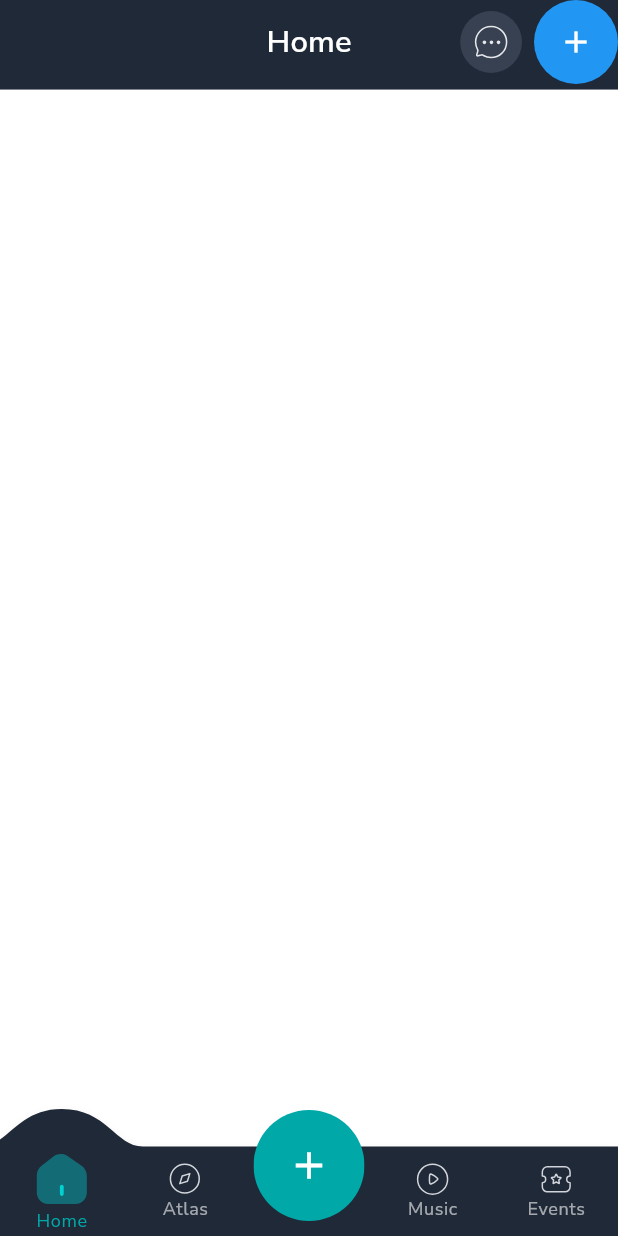
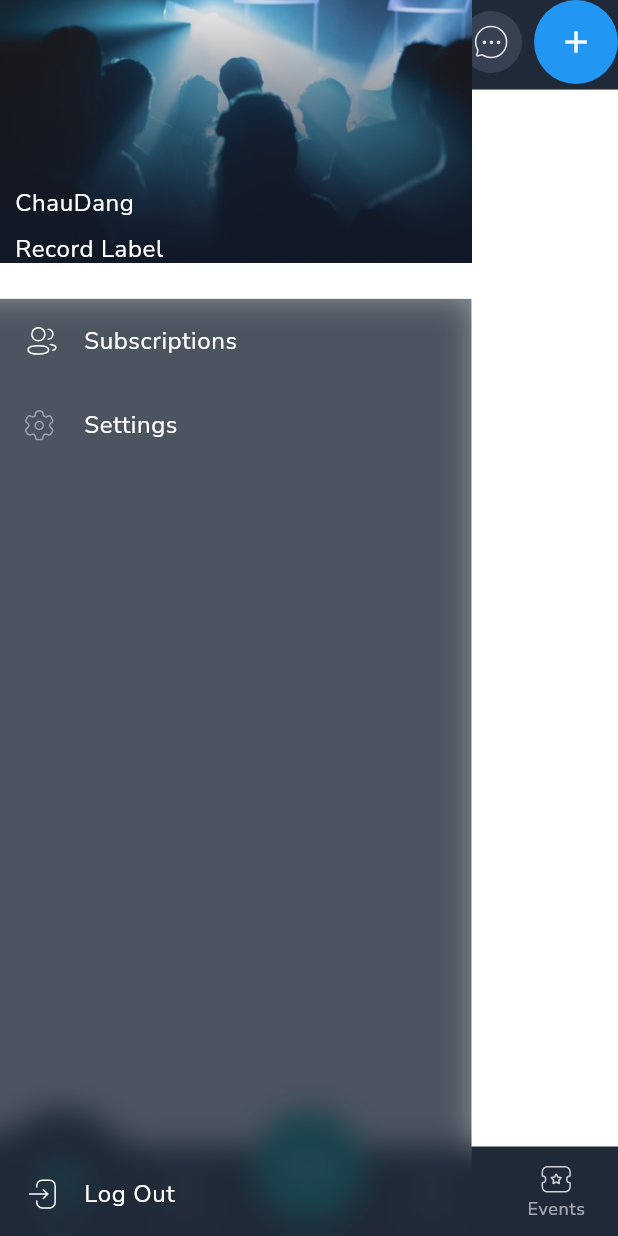
Before and after one commit to dangminhchau1994/Rebuild-Audiocult, a Flutter app: the MainScreen screen opened by its route, with the side drawer open (before the commit the screen has no drawer), on a phone screen of 412 x 824 dp. Run offline on Flutter 3.47's test engine with Material 3 defaults, Android fonts, the phone set to English and light mode, and no system bars; drawn by our look-alikes of blur, cached_network_image, convex_bottom_bar, flutter_speed_dial; our stand-ins replace auto_route, badges, dartz, dio, easy_localization, equatable and 13 more; missing offline and left inert: awesome_dio_interceptor; accounts and stored records are empty; network calls fail; statements that could not run were skipped.

```diff
--- a/app/assets/translations/en-US.json
+++ b/app/assets/translations/en-US.json
@@ -13,7 +13,10 @@
         "home": "Home",
         "atlas": "Atlas",
         "music": "Music",
-        "events": "Events"
+        "events": "Events",
+        "subscriptions": "Subscriptions",
+        "settings": "Settings",
+        "logout": "Log Out"
     },
     "auth": {
         "register_successfully": "User successfully added.",
--- a/app/lib/core/extension/app_extension.dart
+++ b/app/lib/core/extension/app_extension.dart
@@ -39,7 +39,7 @@ extension TextThemeExtension on BuildContext {
 
   TextStyle get bodySmall => Theme.of(this).textTheme.bodySmall!;
 
-  TextStyle get bodyMedium => Theme.of(this).textTheme.bodyMedium!;
+  TextStyle get bodyMedium => AppTextStyles.bodyMedium;
 }
 
 extension SizePadding on BuildContext {
--- a/app/lib/di/register_module.dart
+++ b/app/lib/di/register_module.dart
@@ -1,6 +1,7 @@
 import 'dart:io';
 import 'package:app/core/constants/api_endpoints.dart';
 import 'package:app/core/utils/share_preferences_util.dart';
+import 'package:app/data/network/auth_interceptor.dart';
 import 'package:awesome_dio_interceptor/awesome_dio_interceptor.dart';
 import 'package:dio/dio.dart';
 import 'package:injectable/injectable.dart';
@@ -19,7 +20,9 @@ abstract class RegisterModule {
             HttpHeaders.acceptHeader: "application/json",
           },
         ),
-      )..interceptors.add(
+      )
+        ..interceptors.add(AuthInterceptor())
+        ..interceptors.add(
           AwesomeDioInterceptor(
             logRequestTimeout: false,
             logRequestHeaders: false,
--- a/app/lib/main.dart
+++ b/app/lib/main.dart
@@ -1,6 +1,7 @@
 import 'package:app/core/constants/app_constants.dart';
 import 'package:app/core/extension/app_extension.dart';
 import 'package:app/core/router/app_router.dart';
+import 'package:app/core/services/hive_service.dart';
 import 'package:app/core/utils/loading_util.dart';
 import 'package:app/di/inject_container.dart';
 import 'package:app/domain/usecases/login_usecase.dart';
@@ -28,6 +29,7 @@ import 'package:easy_localization/easy_localization.dart';
 void main() async {
   WidgetsFlutterBinding.ensureInitialized();
   configureDependencies();
+  await HiveService().init();
   await EasyLocalization.ensureInitialized();
   runApp(
     EasyLocalization(
--- a/app/lib/presentation/features/main/main_screen.dart
+++ b/app/lib/presentation/features/main/main_screen.dart
@@ -1,6 +1,8 @@
+import 'package:app/core/extension/app_extension.dart';
 import 'package:app/gen/assets.gen.dart';
 import 'package:app/gen/colors.gen.dart';
 import 'package:app/generated/locale_keys.g.dart';
+import 'package:app/presentation/features/main/widgets/main_drawer.dart';
 import 'package:app/presentation/widgets/ui_app_bar.dart';
 import 'package:app/presentation/widgets/ui_bottom_bar.dart';
 import 'package:app/presentation/widgets/ui_circular_menu.dart';
@@ -78,6 +80,11 @@ class _MainScreenState extends State<MainScreen> {
     return Scaffold(
       resizeToAvoidBottomInset: false,
       key: _drawerKey,
+      drawer: Container(
+        color: Colors.transparent,
+        width: context.setWidth(MediaQuery.of(context).size.width / 1.5),
+        child: const MainDrawer(),
+      ),
       drawerScrimColor: Colors.transparent,
       appBar: UIAppbar(
         title: getAppBarTitle(_selectedIndex),
--- /dev/null
+++ b/app/lib/presentation/features/main/widgets/main_drawer.dart
@@ -0,0 +1,108 @@
+import 'package:app/core/extension/app_extension.dart';
+import 'package:app/gen/assets.gen.dart';
+import 'package:app/gen/colors.gen.dart';
+import 'package:app/generated/locale_keys.g.dart';
+import 'package:blur/blur.dart';
+import 'package:easy_localization/easy_localization.dart';
+import 'package:flutter/material.dart';
+import 'package:flutter_svg/svg.dart';
+
+class MainDrawer extends StatelessWidget {
+  const MainDrawer({super.key});
+
+  @override
+  Widget build(BuildContext context) {
+    return Container(
+      width: MediaQuery.of(context).size.width,
+      decoration: const BoxDecoration(
+        color: Colors.transparent,
+      ),
+      child: Column(
+        children: [
+          Stack(
+            children: [
+              Image.asset(Assets.images.imgHeaderDrawer.path),
+              Positioned(
+                bottom: 0,
+                left: 10,
+                child: Column(
+                  crossAxisAlignment: CrossAxisAlignment.start,
+                  children: [
+                    Text(
+                      'ChauDang',
+                      style: context.bodySmall.copyWith(
+                        color: ColorName.white,
+                      ),
+                    ),
+                    context.verticalSpaceSmall,
+                    Text(
+                      'Record Label',
+                      style: context.bodySmall.copyWith(
+                        color: ColorName.white,
+                      ),
+                    )
+                  ],
+                ),
+              )
+            ],
+          ),
+          context.verticalSpaceMedium,
+          Expanded(
+            child: Stack(
+              children: [
+                Blur(
+                  blur: 10,
+                  blurColor: ColorName.secondaryButtonColor,
+                  child: Container(
+                    color: ColorName.secondaryButtonColor.withOpacity(0.6),
+                  ),
+                ),
+                Column(
+                  crossAxisAlignment: CrossAxisAlignment.start,
+                  children: [
+                    ListTile(
+                      leading: SvgPicture.asset(
+                        Assets.icons.iconSubscriptions.path,
+                      ),
+                      title: Text(
+                        LocaleKeys.main_subscriptions.tr(),
+                        style: context.bodySmall.copyWith(
+                          color: ColorName.white,
+                        ),
+                      ),
+                    ),
+                    ListTile(
+                      leading: SvgPicture.asset(
+                        Assets.icons.iconSetting.path,
+                      ),
+                      title: Text(
+                        LocaleKeys.main_settings.tr(),
+                        style: context.bodySmall.copyWith(
+                          color: ColorName.white,
+                        ),
+                      ),
+                    ),
+                    const Spacer(),
+                    SafeArea(
+                      child: ListTile(
+                        leading: SvgPicture.asset(
+                          Assets.icons.iconLogout.path,
+                        ),
+                        title: Text(
+                          LocaleKeys.main_logout.tr(),
+                          style: context.bodySmall.copyWith(
+                            color: ColorName.white,
+                          ),
+                        ),
+                      ),
+                    ),
+                  ],
+                ),
+              ],
+            ),
+          )
+        ],
+      ),
+    );
+  }
+}
--- a/app/pubspec.yaml
+++ b/app/pubspec.yaml
@@ -43,6 +43,8 @@ dependencies:
   dartz: ^0.10.1
   flutter_form_builder: ^9.1.1
   freezed_annotation: ^2.4.1
+  hive: ^2.2.3
+  hive_flutter: ^1.1.0
   form_builder_validators: ^9.1.0
   json_annotation: ^4.8.1
   awesome_dio_interceptor: ^1.1.0
```
Also changed, not shown: app/lib/core/services/hive_service.dart (added, +31 -0 lines), app/lib/data/network/auth_interceptor.dart (added, +20 -0 lines), app/lib/gen/assets.gen.dart (+15 -1 lines), app/assets/icons/icon_logout.svg (added), app/assets/icons/icon_subscriptions.svg (added), app/assets/images/img_header_drawer.png (added), app/lib/generated/locale_keys.g.dart, app/pubspec.lock.
